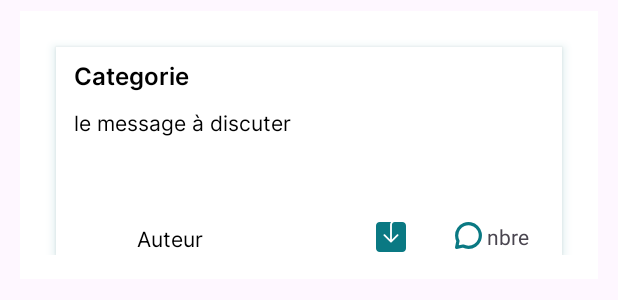
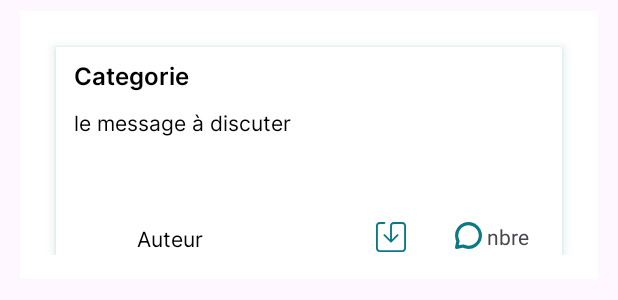
Before and after one commit to blanat/frontBlanat, an Android app: the layout item_discussion.xml on its own in the app's theme, with its tools: preview values and no code run, on a phone screen of 412 x 824 dp. Shown: the top 300 px of the screen. Run offline under Robolectric (Android 15) with nearby library versions, the phone set to English and light mode, and no system bars; network calls fail.

Commit message:
save discussion

```diff
--- a/app/src/main/java/com/example/myapplication/retrofit/UserApi.java
+++ b/app/src/main/java/com/example/myapplication/retrofit/UserApi.java
@@ -60,4 +60,7 @@ public interface UserApi {
 
     @DELETE("/api/discussions/{discussionId}")
     Call<Void> deleteDiscussionAndMessages(@Path("discussionId") Long discussionId);
+
+    @POST("/api/discussions/{discussionId}/updateSave")
+    Call<Discussion> updateSave(@Path("discussionId") Long discussionId);
 }
--- /dev/null
+++ b/app/src/main/res/drawable/avantsaveicon.xml
@@ -0,0 +1,9 @@
+<vector xmlns:android="http://schemas.android.com/apk/res/android"
+    android:width="16dp"
+    android:height="16dp"
+    android:viewportWidth="16.0"
+    android:viewportHeight="16.0">
+    <path
+        android:pathData="M2,1C1.735,1 1.48,1.105 1.293,1.293C1.105,1.48 1,1.735 1,2V14C1,14.265 1.105,14.52 1.293,14.707C1.48,14.895 1.735,15 2,15H14C14.265,15 14.52,14.895 14.707,14.707C14.895,14.52 15,14.265 15,14V2C15,1.735 14.895,1.48 14.707,1.293C14.52,1.105 14.265,1 14,1H9.5C9.235,1 8.98,1.105 8.793,1.293C8.605,1.48 8.5,1.735 8.5,2V9.293L11.146,6.646C11.24,6.552 11.367,6.499 11.5,6.499C11.633,6.499 11.76,6.552 11.854,6.646C11.948,6.74 12.001,6.867 12.001,7C12.001,7.133 11.948,7.26 11.854,7.354L8.354,10.854C8.308,10.901 8.252,10.938 8.192,10.963C8.131,10.988 8.066,11.001 8,11.001C7.934,11.001 7.869,10.988 7.808,10.963C7.748,10.938 7.692,10.901 7.646,10.854L4.146,7.354C4.1,7.308 4.063,7.252 4.037,7.192C4.012,7.131 3.999,7.066 3.999,7C3.999,6.934 4.012,6.869 4.037,6.808C4.063,6.748 4.1,6.692 4.146,6.646C4.192,6.6 4.248,6.563 4.308,6.537C4.369,6.512 4.434,6.499 4.5,6.499C4.566,6.499 4.631,6.512 4.692,6.537C4.752,6.563 4.808,6.6 4.854,6.646L7.5,9.293V2C7.5,1.47 7.711,0.961 8.086,0.586C8.461,0.211 8.97,0 9.5,0L14,0C14.53,0 15.039,0.211 15.414,0.586C15.789,0.961 16,1.47 16,2V14C16,14.53 15.789,15.039 15.414,15.414C15.039,15.789 14.53,16 14,16H2C1.47,16 0.961,15.789 0.586,15.414C0.211,15.039 0,14.53 0,14V2C0,1.47 0.211,0.961 0.586,0.586C0.961,0.211 1.47,0 2,0L4.5,0C4.633,0 4.76,0.053 4.854,0.146C4.947,0.24 5,0.367 5,0.5C5,0.633 4.947,0.76 4.854,0.854C4.76,0.947 4.633,1 4.5,1H2Z"
+        android:fillColor="@color/cyan_800"/>
+</vector>
--- a/app/src/main/res/layout/item_discussion.xml
+++ b/app/src/main/res/layout/item_discussion.xml
@@ -172,7 +172,9 @@
                     android:layout_marginEnd="@dimen/_104pxh"
                     android:layout_marginBottom="@dimen/_10pxh"
                     android:scaleType="fitXY"
-                    android:src="@drawable/img_vector" />
+                    android:src="@drawable/avantsaveicon"
+                    android:tag="{position}" />
+
             </FrameLayout>
         </LinearLayout>
 
```
Also changed, not shown: app/src/main/java/com/example/myapplication/UI/Adapters/DiscussionAdapter.java (+36 -0 lines), app/src/main/java/com/example/myapplication/UI/DiscussionFragment.java (+57 -5 lines).
